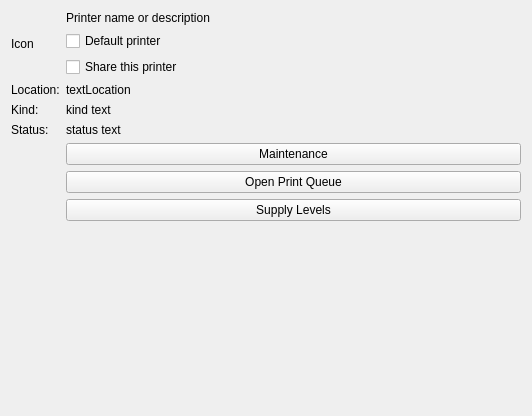
KDE/print-manager, file printer-manager-kcm/PrinterDescription.ui: the form before one commit.
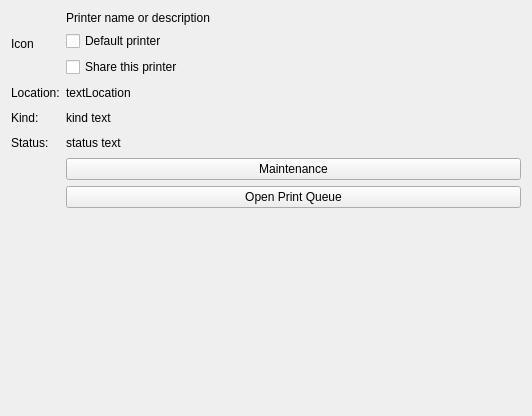
The form after the commit. Custom widgets are drawn as their Qt base class.

Commit message: Embed Supply Levels on the KCM UI, fix QML service calls

The edit to the form file:
```diff
--- a/printer-manager-kcm/PrinterDescription.ui
+++ b/printer-manager-kcm/PrinterDescription.ui
@@ -163,19 +163,6 @@
          </property>
         </widget>
        </item>
-       <item row="2" column="0">
-        <widget class="QPushButton" name="supplyLevelsPB">
-         <property name="sizePolicy">
-          <sizepolicy hsizetype="Minimum" vsizetype="Fixed">
-           <horstretch>0</horstretch>
-           <verstretch>0</verstretch>
-          </sizepolicy>
-         </property>
-         <property name="text">
-          <string comment="@action:button">Supply Levels</string>
-         </property>
-        </widget>
-       </item>
       </layout>
      </item>
     </layout>
```
The commit also changes 20 other files.
